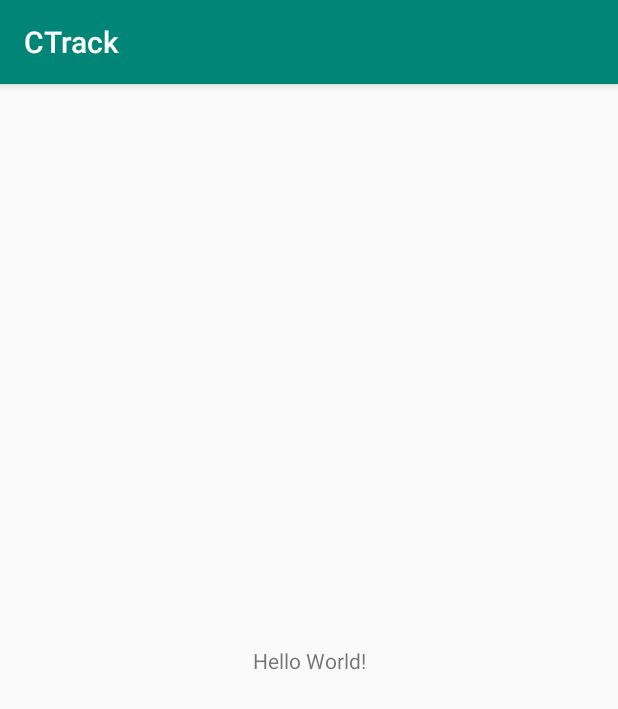
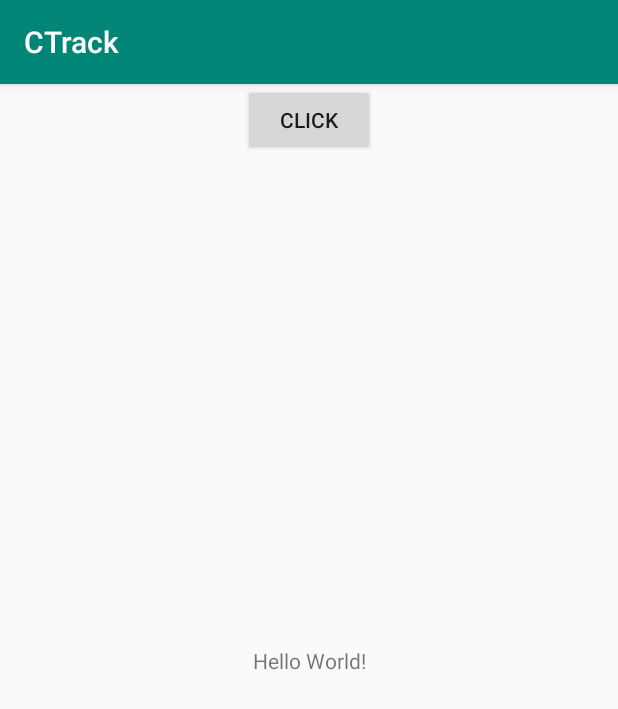
Before and after one commit to summerprogram2019/ecosoft, an Android app: the screen it shows after launch (MainActivity), on a phone screen of 412 x 824 dp. Shown: the top 709 px of the screen. Run offline under Robolectric (Android 15) with nearby library versions, the light colour scheme and no system bars.

Commit message:
More inital examples

```diff
--- a/app/build.gradle
+++ b/app/build.gradle
@@ -26,4 +26,6 @@ dependencies {
     testImplementation 'junit:junit:4.12'
     androidTestImplementation 'androidx.test:runner:1.1.1'
     androidTestImplementation 'androidx.test.espresso:espresso-core:3.1.1'
+    compileOnly 'org.projectlombok:lombok:1.18.8'
+    annotationProcessor 'org.projectlombok:lombok:1.18.8'
 }
--- a/app/src/main/res/layout/activity_main.xml
+++ b/app/src/main/res/layout/activity_main.xml
@@ -7,6 +7,7 @@
     tools:context=".MainActivity">
 
     <TextView
+        android:id="@+id/labelHello"
         android:layout_width="wrap_content"
         android:layout_height="wrap_content"
         android:text="Hello World!"
@@ -15,4 +16,15 @@
         app:layout_constraintRight_toRightOf="parent"
         app:layout_constraintTop_toTopOf="parent" />
 
+    <Button
+        android:id="@+id/btnTest"
+        android:layout_width="wrap_content"
+        android:layout_height="wrap_content"
+        android:onClick="basicBtn"
+        android:text="Click"
+        app:layout_constraintEnd_toEndOf="parent"
+        app:layout_constraintHorizontal_bias="0.5"
+        app:layout_constraintStart_toStartOf="parent"
+        tools:layout_editor_absoluteY="392dp" />
+
 </androidx.constraintlayout.widget.ConstraintLayout>
--- a/app/src/main/res/values/strings.xml
+++ b/app/src/main/res/values/strings.xml
@@ -1,3 +1,5 @@
 <resources>
     <string name="app_name">CTrack</string>
+    <string name="hello_world">Hello World</string>
+    <string name="goodbye_world">Goodbye World</string>
 </resources>
```
Also changed, not shown: app/src/main/java/uq/ecosoft/ctrack/MainActivity.java (+13 -0 lines), app/src/main/java/uq/ecosoft/ctrack/lombokexample.java (added, +17 -0 lines).
